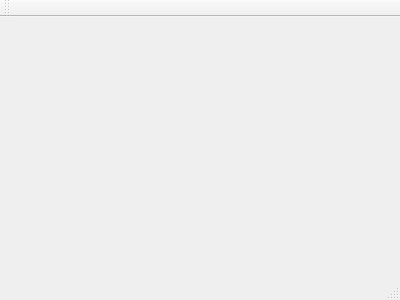
Before: the Qt Designer form mainwindow.ui in evrrn/DbCsvConverter, drawn with Qt 5.
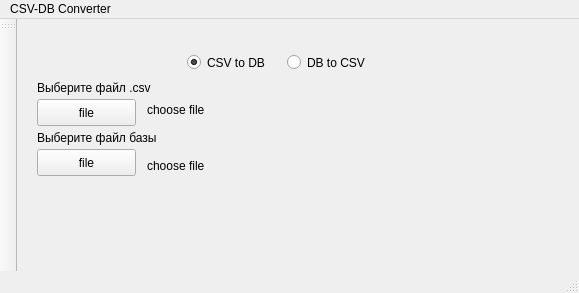
After: the same form once the commit is applied.

Diff of the .ui file:
```diff
--- a/mainwindow.ui
+++ b/mainwindow.ui
@@ -1,24 +1,159 @@
 <ui version="4.0">
  <class>MainWindow</class>
- <widget class="QMainWindow" name="MainWindow" >
-  <property name="geometry" >
+ <widget class="QMainWindow" name="MainWindow">
+  <property name="geometry">
    <rect>
     <x>0</x>
     <y>0</y>
-    <width>400</width>
-    <height>300</height>
+    <width>579</width>
+    <height>293</height>
    </rect>
   </property>
   <property name="windowTitle" >
    <string>MainWindow</string>
   </property>
-  <widget class="QMenuBar" name="menuBar" />
-  <widget class="QToolBar" name="mainToolBar" />
-  <widget class="QWidget" name="centralWidget" />
-  <widget class="QStatusBar" name="statusBar" />
+  <property name="toolButtonStyle">
+   <enum>Qt::ToolButtonTextOnly</enum>
+  </property>
+  <widget class="QWidget" name="centralWidget">
+   <widget class="QRadioButton" name="csvdb_button">
+    <property name="geometry">
+     <rect>
+      <x>170</x>
+      <y>30</y>
+      <width>99</width>
+      <height>27</height>
+     </rect>
+    </property>
+    <property name="text">
+     <string>CSV to DB</string>
+    </property>
+    <property name="checked">
+     <bool>true</bool>
+    </property>
+    <property name="autoRepeat">
+     <bool>false</bool>
+    </property>
+   </widget>
+   <widget class="QRadioButton" name="dbcsv_button">
+    <property name="geometry">
+     <rect>
+      <x>270</x>
+      <y>30</y>
+      <width>99</width>
+      <height>27</height>
+     </rect>
+    </property>
+    <property name="text">
+     <string>DB to CSV</string>
+    </property>
+   </widget>
+   <widget class="QPushButton" name="pushButton">
+    <property name="geometry">
+     <rect>
+      <x>20</x>
+      <y>80</y>
+      <width>99</width>
+      <height>27</height>
+     </rect>
+    </property>
+    <property name="text">
+     <string>file</string>
+    </property>
+   </widget>
+   <widget class="QLabel" name="file_name">
+    <property name="geometry">
+     <rect>
+      <x>130</x>
+      <y>80</y>
+      <width>431</width>
+      <height>21</height>
+     </rect>
+    </property>
+    <property name="text">
+     <string>choose file</string>
+    </property>
+   </widget>
+   <widget class="QLabel" name="label">
+    <property name="geometry">
+     <rect>
+      <x>20</x>
+      <y>60</y>
+      <width>211</width>
+      <height>17</height>
+     </rect>
+    </property>
+    <property name="text">
+     <string>Выберите файл .csv</string>
+    </property>
+   </widget>
+   <widget class="QLabel" name="label_2">
+    <property name="geometry">
+     <rect>
+      <x>20</x>
+      <y>110</y>
+      <width>171</width>
+      <height>17</height>
+     </rect>
+    </property>
+    <property name="text">
+     <string>Выберите файл базы</string>
+    </property>
+   </widget>
+   <widget class="QPushButton" name="pushButton_2">
+    <property name="geometry">
+     <rect>
+      <x>20</x>
+      <y>130</y>
+      <width>99</width>
+      <height>27</height>
+     </rect>
+    </property>
+    <property name="text">
+     <string>file</string>
+    </property>
+   </widget>
+   <widget class="QLabel" name="label_3">
+    <property name="geometry">
+     <rect>
+      <x>130</x>
+      <y>136</y>
+      <width>421</width>
+      <height>21</height>
+     </rect>
+    </property>
+    <property name="text">
+     <string>choose file</string>
+    </property>
+   </widget>
+  </widget>
+  <widget class="QMenuBar" name="menuBar">
+   <property name="geometry">
+    <rect>
+     <x>0</x>
+     <y>0</y>
+     <width>579</width>
+     <height>25</height>
+    </rect>
+   </property>
+   <widget class="QMenu" name="menuCSV_DB_Converter">
+    <property name="title">
+     <string>CSV-DB Converter</string>
+    </property>
+   </widget>
+   <addaction name="menuCSV_DB_Converter"/>
+  </widget>
+  <widget class="QToolBar" name="mainToolBar">
+   <attribute name="toolBarArea">
+    <enum>LeftToolBarArea</enum>
+   </attribute>
+   <attribute name="toolBarBreak">
+    <bool>true</bool>
+   </attribute>
+  </widget>
+  <widget class="QStatusBar" name="statusBar"/>
  </widget>
- <layoutDefault spacing="6" margin="11" />
- <pixmapfunction></pixmapfunction>
+ <layoutdefault spacing="6" margin="11"/>
  <resources/>
  <connections/>
 </ui>
```
Left out of the diff: 3 changed lines with no effect on the pictures.
